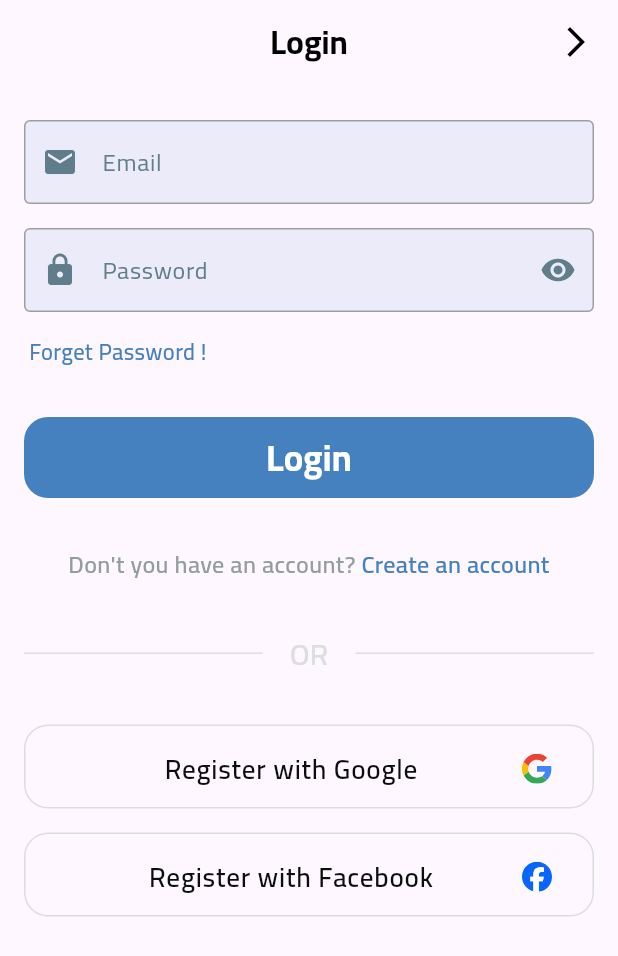
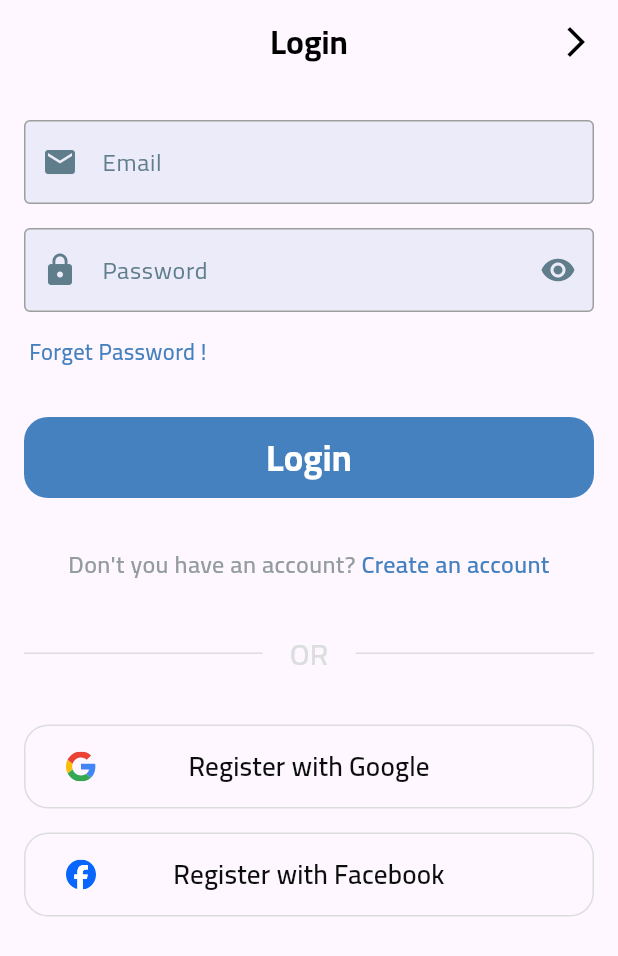
Before and after one commit to abdulrahmanibrahimdawood/e-commerce-app, a Flutter app: the screen it shows after launch, after a tap on "Skip", on a phone screen of 412 x 824 dp. Shown: the top 956 px of the screen. Run offline on Flutter 3.47's test engine with Material 3 defaults, Android fonts, the phone set to English and light mode, and no system bars; our stand-ins replace dots_indicator, flutter_svg, shared_preferences.

Commit message:
edit Social Login Button

```diff
--- a/lib/features/auth/presentation/views/widgets/social_login_botton.dart
+++ b/lib/features/auth/presentation/views/widgets/social_login_botton.dart
@@ -10,6 +10,7 @@ class SocialLoginButton extends StatelessWidget {
   final String icon;
   final String title;
   final VoidCallback onPressed;
+
   @override
   Widget build(BuildContext context) {
     return SizedBox(
@@ -22,14 +23,16 @@ class SocialLoginButton extends StatelessWidget {
               borderRadius: BorderRadius.circular(16)),
         ),
         onPressed: onPressed,
-        child: ListTile(
-          visualDensity: const VisualDensity(
-              horizontal: VisualDensity.minimumDensity,
-              vertical: VisualDensity.minimumDensity),
-          leading: SvgPicture.asset(icon),
-          title: Row(
-            mainAxisAlignment: MainAxisAlignment.center,
+        child: Stack(
+          alignment: Alignment.center,
           children: [
+            Align(
+              alignment: Alignment.centerLeft,
+              child: Padding(
+                padding: const EdgeInsets.symmetric(horizontal: 16),
+                child: SvgPicture.asset(icon),
+              ),
+            ),
             Text(
               title,
               style: const TextStyle(
@@ -42,7 +45,6 @@ class SocialLoginButton extends StatelessWidget {
           ],
         ),
       ),
-      ),
     );
   }
 }
```
Lines whose indentation alone changed are shown as unchanged.
